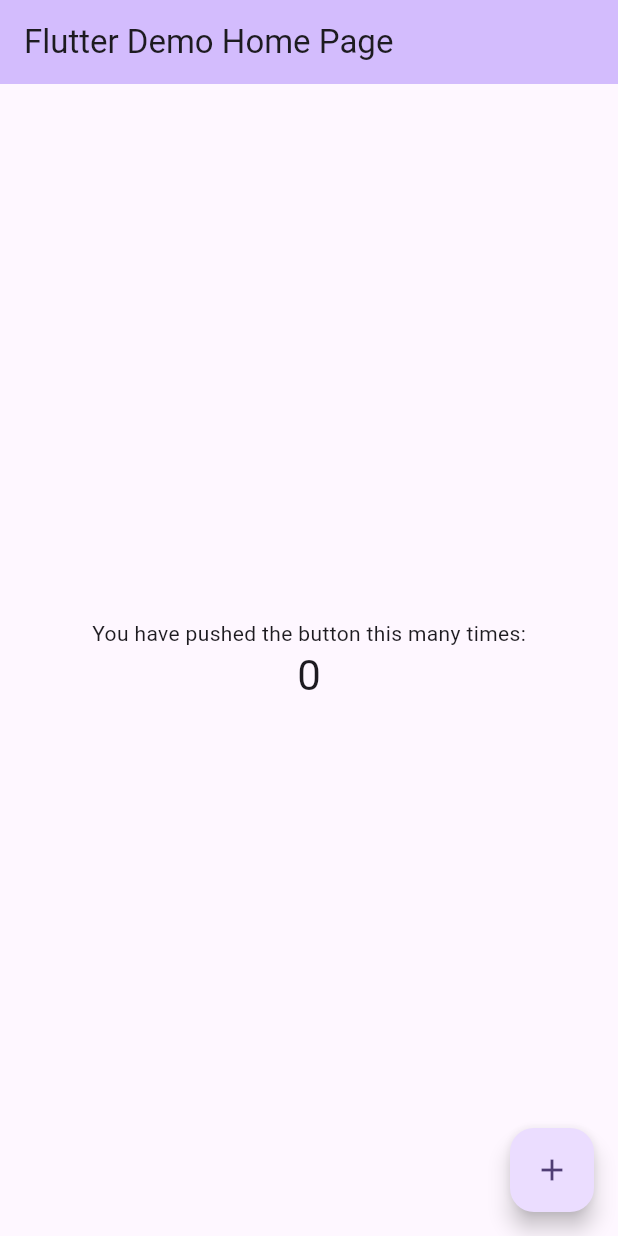
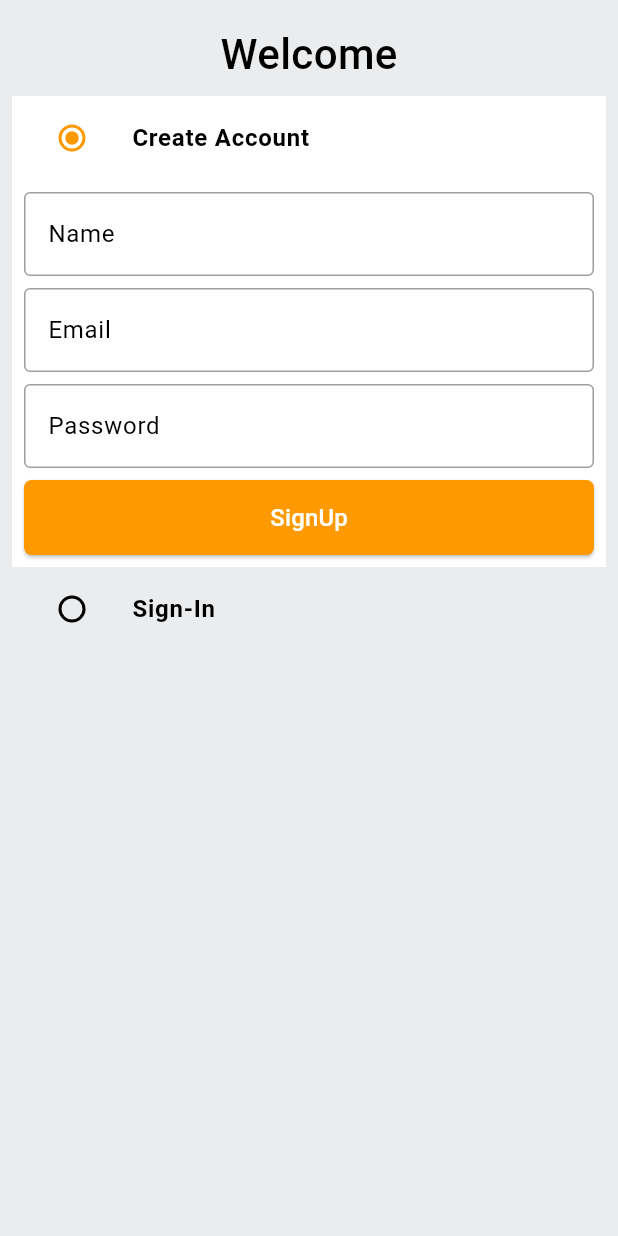
Before and after one commit to apaparun/amazon_clone, a Flutter app: the screen it shows after launch, on a phone screen of 412 x 824 dp. Run offline on Flutter 3.47's test engine with Material 3 defaults, Android fonts, the phone set to English and light mode, and no system bars.

Commit message:
auth screen ui created

```diff
--- /dev/null
+++ b/lib/Constants/global_variables.dart
@@ -0,0 +1,49 @@
+import 'package:flutter/material.dart';
+
+class GlobalVariables {
+  static const appBarGradient = LinearGradient(
+    colors: [
+      Color.fromARGB(255, 29, 201, 192),
+      Color.fromARGB(255, 125, 221, 216),
+    ],
+    stops: [0.5, 1.0],
+  );
+
+  static const secondaryColor = Color.fromRGBO(255, 153, 0, 1);
+  static const backgroundColor = Colors.white;
+  static const Color greyBackgroundCOlor = Color(0xffebecee);
+  static var selectedNavBarColor = Colors.cyan[800]!;
+  static const unselectedNavBarColor = Colors.black87;
+
+  // STATIC IMAGES
+  static const List<String> carouselImages = [
+    'https://images-eu.ssl-images-amazon.com/images/G/31/img21/Wireless/WLA/TS/D37847648_Accessories_savingdays_Jan22_Cat_PC_1500.jpg',
+    'https://images-eu.ssl-images-amazon.com/images/G/31/img2021/Vday/bwl/English.jpg',
+    'https://images-eu.ssl-images-amazon.com/images/G/31/img22/Wireless/AdvantagePrime/BAU/14thJan/D37196025_IN_WL_AdvantageJustforPrime_Jan_Mob_ingress-banner_1242x450.jpg',
+    'https://images-na.ssl-images-amazon.com/images/G/31/Symbol/2020/00NEW/1242_450Banners/PL31_copy._CB432483346_.jpg',
+    'https://images-na.ssl-images-amazon.com/images/G/31/img21/shoes/September/SSW/pc-header._CB641971330_.jpg',
+  ];
+
+  static const List<Map<String, String>> categoryImages = [
+    {
+      'title': 'Mobiles',
+      'image': 'assets/images/mobiles.jpeg',
+    },
+    {
+      'title': 'Essentials',
+      'image': 'assets/images/essentials.jpeg',
+    },
+    {
+      'title': 'Appliances',
+      'image': 'assets/images/appliances.jpeg',
+    },
+    {
+      'title': 'Books',
+      'image': 'assets/images/books.jpeg',
+    },
+    {
+      'title': 'Fashion',
+      'image': 'assets/images/fashion.jpeg',
+    },
+  ];
+}
--- /dev/null
+++ b/lib/common/widget/custom_button.dart
@@ -0,0 +1,23 @@
+import 'package:amazon_clone/Constants/global_variables.dart';
+import 'package:flutter/material.dart';
+
+class CustomButton extends StatelessWidget {
+  final String text;
+  final VoidCallback onTap;
+  const CustomButton({super.key, required this.text, required this.onTap});
+
+  @override
+  Widget build(BuildContext context) {
+    return ElevatedButton(
+      onPressed: onTap,
+      style: ElevatedButton.styleFrom(
+          shape: RoundedRectangleBorder(borderRadius: BorderRadius.circular(5)),
+          backgroundColor: GlobalVariables.secondaryColor,
+          minimumSize: const Size(double.infinity, 50)),
+      child: Text(
+        text,
+        style: const TextStyle(fontSize: 16, color: Colors.white),
+      ),
+    );
+  }
+}
--- /dev/null
+++ b/lib/common/widget/custom_textfield.dart
@@ -0,0 +1,30 @@
+import 'package:flutter/material.dart';
+
+class CustomFormField extends StatelessWidget {
+  final TextEditingController controller;
+  final String hinttext;
+  const CustomFormField(
+      {super.key, required this.controller, required this.hinttext});
+
+  @override
+  Widget build(BuildContext context) {
+    return TextFormField(
+      controller: controller,
+      decoration: InputDecoration(
+        // hintText: hinttext,
+        labelText: hinttext,
+        border: const OutlineInputBorder(
+          borderSide: BorderSide(
+            color: Colors.black38,
+          ),
+        ),
+        enabledBorder: const OutlineInputBorder(
+          borderSide: BorderSide(
+            color: Colors.black38,
+          ),
+        ),
+      ),
+      validator: (val) {},
+    );
+  }
+}
--- /dev/null
+++ b/lib/features/auth/screens/auth_screen.dart
@@ -0,0 +1,153 @@
+import 'package:amazon_clone/Constants/global_variables.dart';
+import 'package:amazon_clone/common/widget/custom_button.dart';
+import 'package:amazon_clone/common/widget/custom_textfield.dart';
+import 'package:flutter/material.dart';
+
+enum Auth { signin, signup }
+
+class AuthScreen extends StatefulWidget {
+  static const String routName = "/auth-screen";
+  const AuthScreen({super.key});
+
+  @override
+  State<AuthScreen> createState() => _AuthScreenState();
+}
+
+class _AuthScreenState extends State<AuthScreen> {
+  Auth _auth = Auth.signup;
+  final GlobalKey<FormState> _signupFormKey = GlobalKey<FormState>();
+  final GlobalKey<FormState> _signinFormKey = GlobalKey<FormState>();
+  final TextEditingController _emailCtrl = TextEditingController();
+  final TextEditingController _passwordCtrl = TextEditingController();
+  final TextEditingController _nameCtrl = TextEditingController();
+
+  @override
+  void dispose() {
+    _emailCtrl.dispose();
+    _passwordCtrl.dispose();
+    _nameCtrl.dispose();
+    super.dispose();
+  }
+
+  @override
+  Widget build(BuildContext context) {
+    return Scaffold(
+      backgroundColor: GlobalVariables.greyBackgroundCOlor,
+      body: SafeArea(
+          child: Padding(
+        padding: const EdgeInsets.all(8.0),
+        child: Column(
+          children: [
+            const Padding(
+              padding: EdgeInsets.all(8.0),
+              child: Text(
+                "Welcome",
+                style: TextStyle(fontSize: 28, fontWeight: FontWeight.w500),
+              ),
+            ),
+            ListTile(
+              tileColor: _auth == Auth.signup
+                  ? GlobalVariables.backgroundColor
+                  : GlobalVariables.greyBackgroundCOlor,
+              title: const Text(
+                "Create Account",
+                style: TextStyle(fontWeight: FontWeight.bold),
+              ),
+              leading: Radio(
+                  activeColor: GlobalVariables.secondaryColor,
+                  value: Auth.signup,
+                  groupValue: _auth,
+                  onChanged: (Auth? val) {
+                    setState(() {
+                      _auth = val!;
+                    });
+                  }),
+            ),
+            _auth == Auth.signup
+                ? Container(
+                    padding: const EdgeInsets.all(8),
+                    color: GlobalVariables.backgroundColor,
+                    child: Form(
+                        key: _signupFormKey,
+                        child: Column(
+                          children: [
+                            CustomFormField(
+                              controller: _nameCtrl,
+                              hinttext: "Name",
+                            ),
+                            const SizedBox(
+                              height: 8,
+                            ),
+                            CustomFormField(
+                              controller: _emailCtrl,
+                              hinttext: "Email",
+                            ),
+                            const SizedBox(
+                              height: 8,
+                            ),
+                            CustomFormField(
+                              controller: _passwordCtrl,
+                              hinttext: "Password",
+                            ),
+                            const SizedBox(
+                              height: 8,
+                            ),
+                            CustomButton(text: "SignUp", onTap: () {})
+                          ],
+                        )),
+                  )
+                : Container(),
+            ListTile(
+              tileColor: _auth == Auth.signin
+                  ? GlobalVariables.backgroundColor
+                  : GlobalVariables.greyBackgroundCOlor,
+              title: const Text(
+                "Sign-In",
+                style: TextStyle(fontWeight: FontWeight.bold),
+              ),
+              leading: Radio(
+                  activeColor: GlobalVariables.secondaryColor,
+                  value: Auth.signin,
+                  groupValue: _auth,
+                  onChanged: (Auth? val) {
+                    setState(() {
+                      _auth = val!;
+                    });
+                  }),
+            ),
+            _auth == Auth.signin
+                ? Container(
+                    padding: const EdgeInsets.all(8),
+                    color: GlobalVariables.backgroundColor,
+                    child: Form(
+                        key: _signinFormKey,
+                        child: Column(
+                          children: [
+                            const SizedBox(
+                              height: 8,
+                            ),
+                            CustomFormField(
+                              controller: _emailCtrl,
+                              hinttext: "Email",
+                            ),
+                            const SizedBox(
+                              height: 8,
+                            ),
+                            CustomFormField(
+                              controller: _passwordCtrl,
+                              hinttext: "Password",
+                            ),
+                            const SizedBox(
+                              height: 8,
+                            ),
+                            CustomButton(text: "SignIn", onTap: () {})
+                          ],
+                        )),
+                  )
+                : Container(),
+          ],
+        ),
+      )),
+    );
+  }
+}
--- a/lib/main.dart
+++ b/lib/main.dart
@@ -1,4 +1,7 @@
+import 'package:amazon_clone/Constants/global_variables.dart';
+import 'package:amazon_clone/features/auth/screens/auth_screen.dart';
 import 'package:flutter/material.dart';
+import 'package:amazon_clone/route.dart';
 
 void main() {
   runApp(const MyApp());
@@ -10,60 +13,15 @@ class MyApp extends StatelessWidget {
   @override
   Widget build(BuildContext context) {
     return MaterialApp(
-      title: 'Flutter Demo',
-      theme: ThemeData(
-        colorScheme: ColorScheme.fromSeed(seedColor: Colors.deepPurple),
-        useMaterial3: true,
-      ),
-      home: const MyHomePage(title: 'Flutter Demo Home Page'),
-    );
+        title: 'Amazon Clone',
+        debugShowCheckedModeBanner: false,
+        theme: ThemeData(
+            scaffoldBackgroundColor: GlobalVariables.backgroundColor,
+            colorScheme: const ColorScheme.light(
+                primary: GlobalVariables.secondaryColor),
+            appBarTheme: const AppBarTheme(
+                elevation: 0, iconTheme: IconThemeData(color: Colors.black))),
+        onGenerateRoute: (settings) => generateRoute(settings),
+        home: const AuthScreen());
   }
 }
-
-class MyHomePage extends StatefulWidget {
-  const MyHomePage({super.key, required this.title});
-
-  final String title;
-
-  @override
-  State<MyHomePage> createState() => _MyHomePageState();
-}
-
-class _MyHomePageState extends State<MyHomePage> {
-  int _counter = 0;
-
-  void _incrementCounter() {
-    setState(() {
-      _counter++;
-    });
-  }
-
-  @override
-  Widget build(BuildContext context) {
-    return Scaffold(
-      appBar: AppBar(
-        backgroundColor: Theme.of(context).colorScheme.inversePrimary,
-        title: Text(widget.title),
-      ),
-      body: Center(
-        child: Column(
-          mainAxisAlignment: MainAxisAlignment.center,
-          children: <Widget>[
-            const Text(
-              'You have pushed the button this many times:',
-            ),
-            Text(
-              '$_counter',
-              style: Theme.of(context).textTheme.headlineMedium,
-            ),
-          ],
-        ),
-      ),
-      floatingActionButton: FloatingActionButton(
-        onPressed: _incrementCounter,
-        tooltip: 'Increment',
-        child: const Icon(Icons.add),
-      ),
-    );
-  }
-}
--- /dev/null
+++ b/lib/route.dart
@@ -0,0 +1,19 @@
+import 'package:amazon_clone/features/auth/screens/auth_screen.dart';
+import 'package:flutter/material.dart';
+
+Route<dynamic> generateRoute(RouteSettings routeSettings) {
+  switch (routeSettings.name) {
+    case AuthScreen.routName:
+      return MaterialPageRoute(
+        settings: routeSettings,
+        builder: (_) => const AuthScreen(),
+      );
+    default:
+      return MaterialPageRoute(
+          builder: (_) => const Scaffold(
+                body: Center(
+                  child: Text("Page not found"),
+                ),
+              ));
+  }
+}
```
